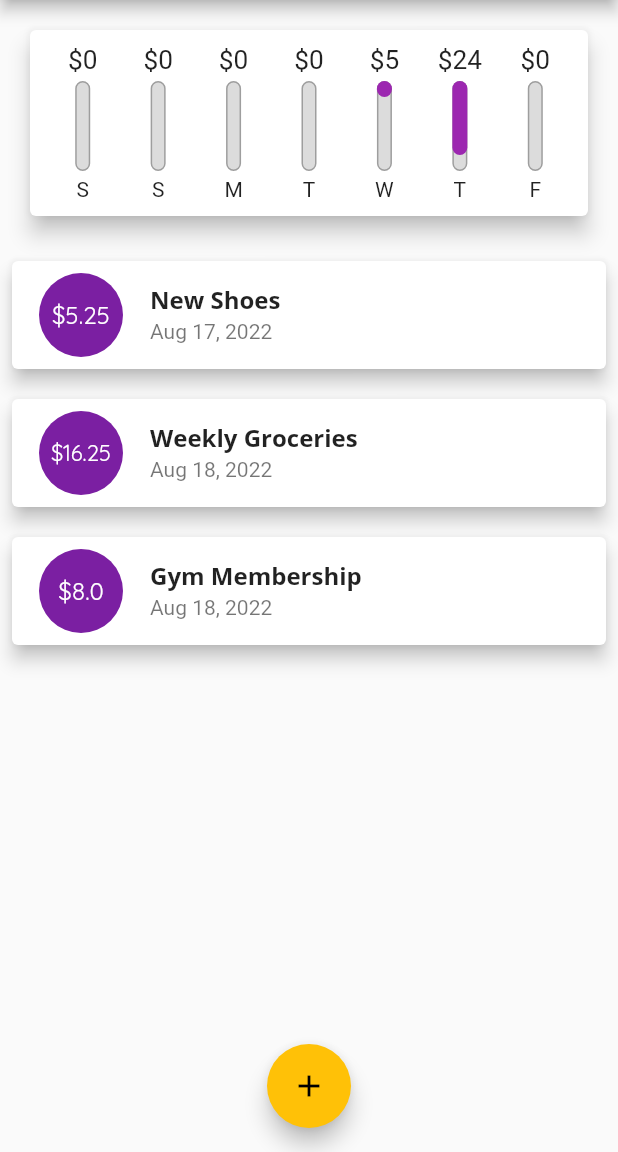
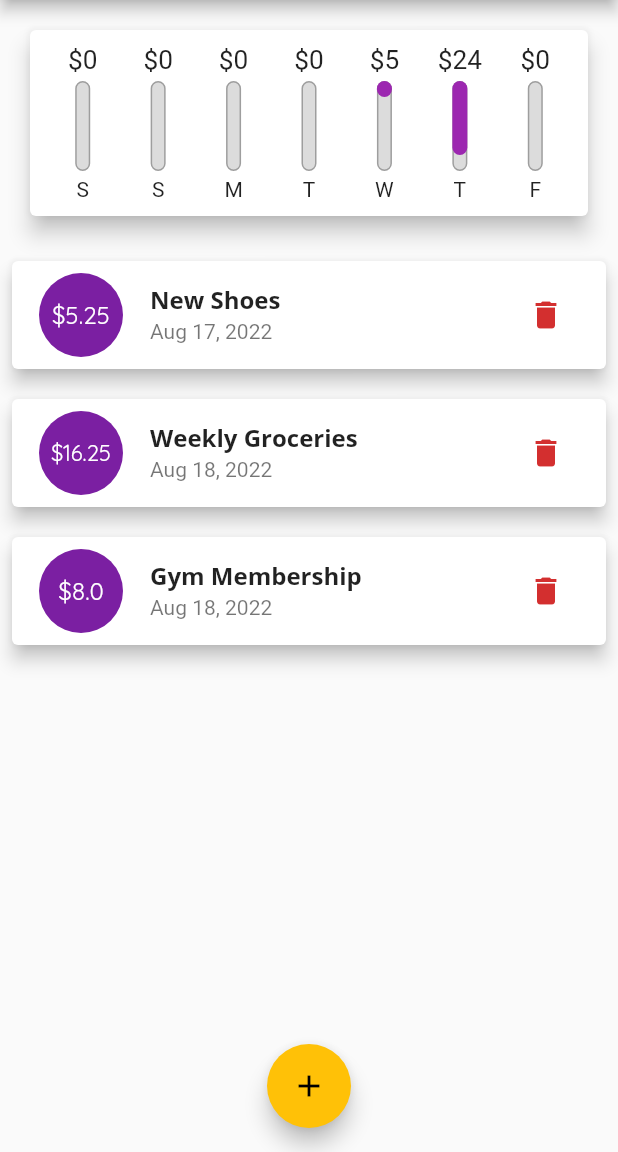
Before and after one commit to erwinmacaraig/flutter-expense-tracker, a Flutter app: the screen it shows after launch, on a phone screen of 412 x 824 dp, the part 84-1236 px from its top. Run offline on Flutter 3.47's test engine with Material 2 defaults, Android fonts, the phone set to English and light mode, and no system bars.

Commit message:
delete transaction

```diff
--- a/lib/main.dart
+++ b/lib/main.dart
@@ -109,6 +109,14 @@ class _MyHomePageState extends State<MyHomePage> {
     //
   }
 
+  void _deleteTransaction(String id) {
+    setState(() {
+      _userTransactions.removeWhere((tx) {
+        return tx.id == id;
+      });
+    });
+  }
+
   @override
   Widget build(BuildContext context) {
     return Scaffold(
@@ -146,7 +154,7 @@ class _MyHomePageState extends State<MyHomePage> {
             //   ),
             // ),
             Chart(_recentTransactions),
-            TransactionList(_userTransactions),
+            TransactionList(_userTransactions, _deleteTransaction),
           ])),
     );
   }
--- a/lib/widgets/transaction_list.dart
+++ b/lib/widgets/transaction_list.dart
@@ -4,7 +4,9 @@ import '../models/transaction.dart';
 
 class TransactionList extends StatelessWidget {
   final List<Transaction> transactions;
-  TransactionList(this.transactions);
+  final Function deleteTx;
+
+  TransactionList(this.transactions, this.deleteTx);
 
   @override
   Widget build(BuildContext context) {
@@ -85,6 +87,13 @@ class TransactionList extends StatelessWidget {
                       ),
                       subtitle: Text(
                           DateFormat.yMMMd().format(transactions[index].date)),
+                      trailing: IconButton(
+                        icon: Icon(Icons.delete),
+                        color: Theme.of(context).errorColor,
+                        onPressed: () {
+                          deleteTx(transactions[index].id);
+                        },
+                      ),
                     ),
                   );
                 },
```
